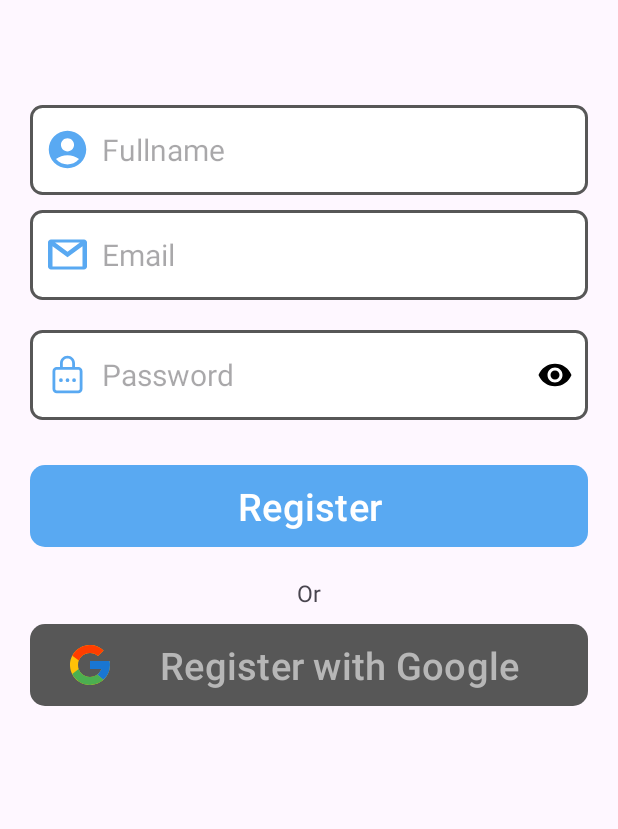
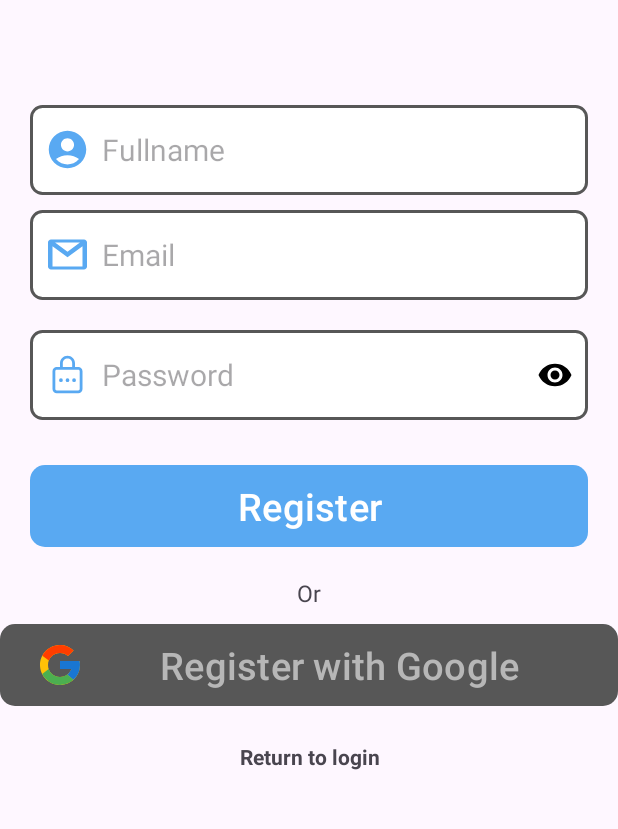
Before and after one commit to vvvjey/Pet_Finder_Appp, an Android app: the layout register.xml on its own in the app's theme, with its tools: preview values and no code run, on a phone screen of 412 x 824 dp, the part 289-1118 px from its top. Run offline under Robolectric (Android 15) with nearby library versions, the phone set to English and light mode, and no system bars.

Commit message:
Add Login Register activity

```diff
--- a/app/src/main/res/layout/register.xml
+++ b/app/src/main/res/layout/register.xml
@@ -112,21 +112,31 @@
         app:layout_constraintEnd_toEndOf="parent"
         app:layout_constraintTop_toBottomOf="@+id/btnLogin"
         />
+
     <Button
         android:id="@+id/btnLoginGG"
         android:layout_width="match_parent"
         android:layout_height="wrap_content"
-        android:layout_marginStart="20dp"
-        android:layout_marginEnd="20dp"
+        android:layout_marginTop="10dp"
+        android:background="@drawable/button_rounded_gray"
+        android:drawableLeft="@drawable/icons8_google"
         android:text="Register with Google"
-        android:layout_marginTop="10dp"
-        android:drawableLeft="@drawable/icons8_google"
+        android:textColor="#B7B7B7"
         android:textSize="25sp"
-        android:textColor="#B7B7B7"
-        android:background="@drawable/button_rounded_gray"
         app:backgroundTint="@null"
         app:layout_constraintTop_toBottomOf="@+id/tvOther"
-        />
+        tools:layout_editor_absoluteX="20dp" />
+
+    <TextView
+        android:id="@+id/toLoginTv"
+        android:layout_width="wrap_content"
+        android:layout_height="wrap_content"
+        android:layout_marginStart="160dp"
+        android:layout_marginTop="24dp"
+        android:text="Return to login"
+        android:textStyle="bold"
+        app:layout_constraintStart_toStartOf="parent"
+        app:layout_constraintTop_toBottomOf="@+id/btnLoginGG" />
 
 
 </androidx.constraintlayout.widget.ConstraintLayout>
```
Also changed, not shown: app/src/main/AndroidManifest.xml (+8 -0 lines), app/src/main/java/com/example/pet_finder_app/LoginActivity.java (added, +23 -0 lines), app/src/main/java/com/example/pet_finder_app/MainActivity.java (+9 -0 lines), app/src/main/java/com/example/pet_finder_app/RegisterActivity.java (added, +24 -0 lines), app/src/main/res/layout/activity_main.xml (+9 -0 lines), app/src/main/res/layout/login.xml (+8 -7 lines).
